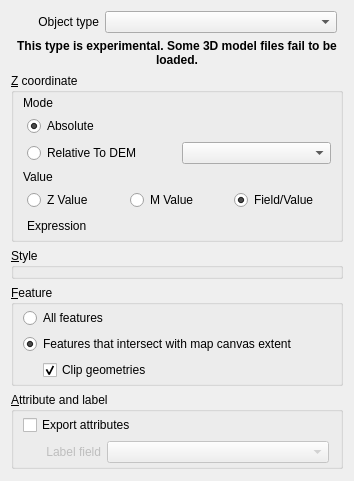
Before: the Qt Designer form ui/vectorproperties.ui in minorua/Qgis2threejs, drawn with Qt 5.
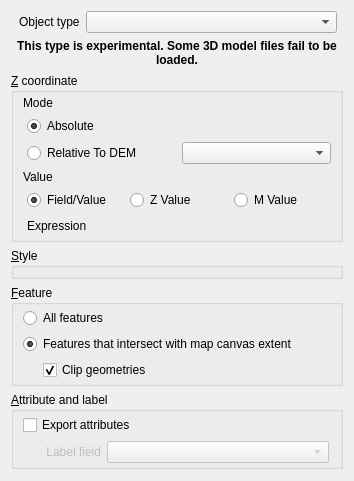
After: the same form once the commit is applied. Custom widgets are drawn as their Qt base class.

Commit message:
update vector layer properties page layout
- radio button order
- z coordinate expression box label

```diff
--- a/ui/vectorproperties.ui
+++ b/ui/vectorproperties.ui
@@ -29,27 +29,17 @@
       <widget class="QLabel" name="label_ObjectType">
        <property name="minimumSize">
         <size>
-         <width>80</width>
+         <width>50</width>
          <height>0</height>
         </size>
        </property>
        <property name="text">
         <string>Object type</string>
        </property>
-       <property name="alignment">
-        <set>Qt::AlignRight|Qt::AlignTrailing|Qt::AlignVCenter</set>
-       </property>
       </widget>
      </item>
      <item row="0" column="1">
-      <widget class="QComboBox" name="comboBox_ObjectType">
-       <property name="sizePolicy">
-        <sizepolicy hsizetype="Expanding" vsizetype="Fixed">
-         <horstretch>0</horstretch>
-         <verstretch>0</verstretch>
-        </sizepolicy>
-       </property>
-      </widget>
+      <widget class="QComboBox" name="comboBox_ObjectType"/>
      </item>
     </layout>
    </item>
@@ -151,26 +141,6 @@
         </property>
         <item>
          <layout class="QHBoxLayout" name="horizontalLayout_2">
-          <item>
-           <widget class="QRadioButton" name="radioButton_zValue">
-            <property name="text">
-             <string>Z Value</string>
-            </property>
-            <attribute name="buttonGroup">
-             <string notr="true">buttonGroup_2</string>
-            </attribute>
-           </widget>
-          </item>
-          <item>
-           <widget class="QRadioButton" name="radioButton_mValue">
-            <property name="text">
-             <string>M Value</string>
-            </property>
-            <attribute name="buttonGroup">
-             <string notr="true">buttonGroup_2</string>
-            </attribute>
-           </widget>
-          </item>
           <item>
            <widget class="QRadioButton" name="radioButton_FieldValue">
             <property name="text">
@@ -180,7 +150,27 @@
              <bool>true</bool>
             </property>
             <attribute name="buttonGroup">
-             <string notr="true">buttonGroup_2</string>
+             <string notr="true">buttonGroup_zValue</string>
+            </attribute>
+           </widget>
+          </item>
+          <item>
+           <widget class="QRadioButton" name="radioButton_zValue">
+            <property name="text">
+             <string>Z Value</string>
+            </property>
+            <attribute name="buttonGroup">
+             <string notr="true">buttonGroup_zValue</string>
+            </attribute>
+           </widget>
+          </item>
+          <item>
+           <widget class="QRadioButton" name="radioButton_mValue">
+            <property name="text">
+             <string>M Value</string>
+            </property>
+            <attribute name="buttonGroup">
+             <string notr="true">buttonGroup_zValue</string>
             </attribute>
            </widget>
           </item>
```
Left out of the diff: 8 changed lines with no effect on the pictures. The commit also changes 4 other files.
